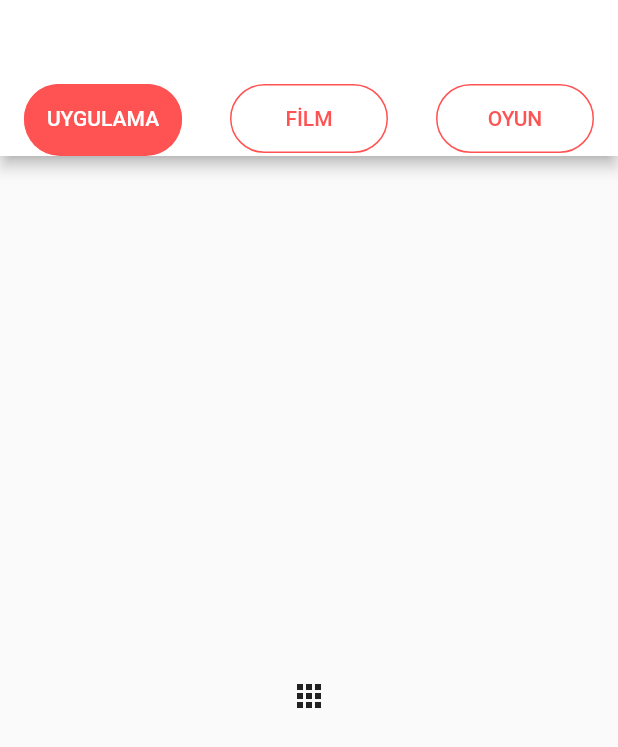
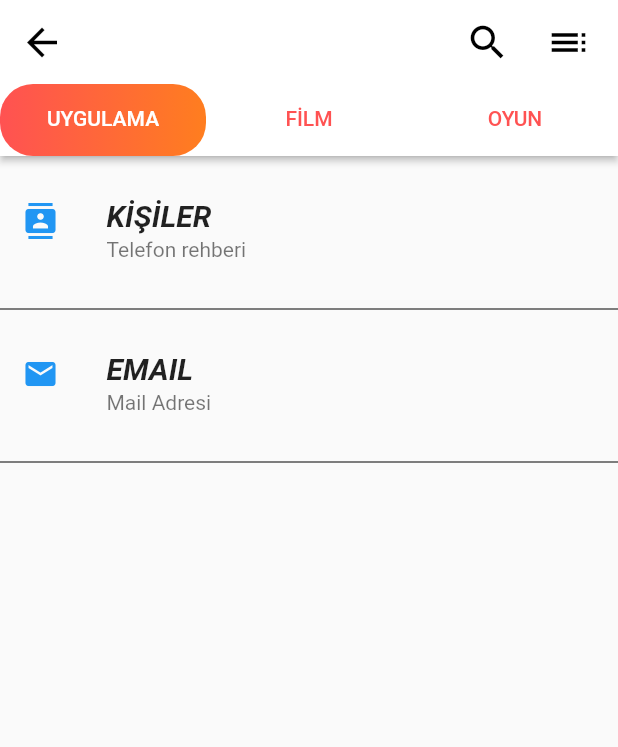
Before and after one commit to hasancaktar/controller_tabs_example, a Flutter app: the screen it shows after launch, on a phone screen of 412 x 824 dp. Shown: the top 747 px of the screen. Run offline on Flutter 3.47's test engine with Material 2 defaults, Android fonts, the phone set to English and light mode, and no system bars.

Commit message:
Bir baç icon eklendi ve bir kaç e

```diff
--- /dev/null
+++ b/lib/getTab3.dart
@@ -0,0 +1,107 @@
+import 'package:flutter/material.dart';
+
+Widget getTab3() {
+  return DefaultTabController(
+    length: 3,
+    child: Scaffold(
+      drawer: Drawer(
+        child: Column(
+          children: <Widget>[
+            ListTile(
+              leading: Icon(Icons.trip_origin),
+              title: Text("data"),
+            )
+          ],
+        ),
+      ),
+      appBar: AppBar(
+        leading: IconButton(
+          onPressed: () {},
+          iconSize: 30,
+          alignment: Alignment.center,
+          icon: Icon(Icons.arrow_back),
+          color: Colors.black,
+        ),
+        elevation: 2,
+        actions: <Widget>[
+          IconButton(
+            icon: Icon(
+              Icons.search,
+              size: 30,
+              color: Colors.black,
+            ),
+            onPressed: () {},
+            padding: EdgeInsets.only(right: 30),
+          ),
+          IconButton(
+            icon: Icon(
+              Icons.toc,
+              size: 30,
+              color: Colors.black,
+            ),
+            onPressed: () {},
+            iconSize: 20,
+            padding: EdgeInsets.only(right: 20),
+          ),
+        ],
+        backgroundColor: Colors.white,
+        bottom: TabBar(
+          unselectedLabelColor: Colors.redAccent,
+          indicatorSize: TabBarIndicatorSize.tab,
+          indicator: BoxDecoration(
+              gradient: LinearGradient(
+                  colors: [Colors.redAccent, Colors.orange],
+                  begin: Alignment.bottomLeft,
+                  end: Alignment(2.2, 1.2)),
+              borderRadius: BorderRadius.circular(22),
+              color: Colors.redAccent),
+          tabs: <Widget>[
+            Tab(
+              child: Align(
+                alignment: Alignment.center,
+                child: Text("UYGULAMA"),
+              ),
+            ),
+            Tab(
+              child: Align(
+                alignment: Alignment.center,
+                child: Text("FİLM"),
+              ),
+            ),
+            Tab(
+              child: Align(
+                alignment: Alignment.center,
+                child: Text("OYUN"),
+              ),
+            ),
+          ],
+        ),
+      ),
+      body: TabBarView(
+        children: <Widget>[
+          Column(
+            children: <Widget>[
+              ListTile(onTap: (){}, contentPadding: EdgeInsets.all(15),
+
+                subtitle: Text("Telefon rehberi"),
+                leading: Icon(Icons.contacts,color: Colors.blue,),
+                title: Text("KİŞİLER",style: TextStyle(fontSize: 20,fontStyle: FontStyle.italic, fontWeight: FontWeight.w600),),
+              ),
+              Divider(height: 0, color: Colors.black,),
+              ListTile(onTap: (){}, contentPadding: EdgeInsets.all(15),
+
+                subtitle: Text("Mail Adresi"),
+                leading: Icon(Icons.mail,color: Colors.blue,),
+                title: Text("EMAIL",style: TextStyle(fontSize: 20,fontStyle: FontStyle.italic, fontWeight: FontWeight.w600),),
+              ),
+              Divider(height: 0,color: Colors.black,),
+            ],
+
+          ),
+          Icon(Icons.games),
+          Icon(Icons.games),
+        ],
+      ),
+    ),
+  );
+}
--- a/lib/main.dart
+++ b/lib/main.dart
@@ -1,220 +1,23 @@
-import 'dart:math';
-
 import 'package:flutter/material.dart';
+import 'package:tabs_example/getTab1.dart';
+import 'package:tabs_example/getTab2.dart';
+import 'package:tabs_example/getTab3.dart';
+import 'package:tabs_example/getTab4.dart';
+import 'package:tabs_example/ek.dart';
 
 void main() => runApp(MyApp());
 
 class MyApp extends StatelessWidget {
+
   @override
   Widget build(BuildContext context) {
     return MaterialApp(
+      debugShowCheckedModeBanner: false,
         title: 'Flutter Demo',
         theme: ThemeData(
           primarySwatch: Colors.blue,
         ),
-       //Home'a widgetları ekleyerek çağırabiliriz
-        home: getTab1());
-
-
-
-
+        //Home'a widgetları ekleyerek çağırabiliriz
+        home: getTab3());
   }
 }
-
-Widget getTab1() {
-    return DefaultTabController(
-      length: 3,
-      child: Scaffold(
-        appBar: AppBar(
-          backgroundColor: Colors.white,
-          bottom: TabBar(
-            unselectedLabelColor: Colors.redAccent,
-            indicatorSize: TabBarIndicatorSize.label,
-            indicator: BoxDecoration(
-                borderRadius: BorderRadius.circular(35),
-                color: Colors.redAccent),
-            tabs: <Widget>[
-              Tab(
-                child: Container(
-                  decoration: BoxDecoration(
-                      borderRadius: BorderRadius.circular(50),
-                      border: Border.all(color: Colors.redAccent, width: 1)),
-                  child: Align(
-                    alignment: Alignment.center,
-                    child: Text("UYGULAMA"),
-                  ),
-                ),
-              ),
-              Tab(
-                child: Container(
-                  decoration: BoxDecoration(
-                      borderRadius: BorderRadius.circular(50),
-                      border: Border.all(color: Colors.redAccent, width: 1)),
-                  child: Align(
-                    alignment: Alignment.center,
-                    child: Text("FİLM"),
-                  ),
-                ),
-              ),
-              Tab(
-                child: Container(
-                  decoration: BoxDecoration(
-                      borderRadius: BorderRadius.circular(50),
-                      border: Border.all(color: Colors.redAccent, width: 1)),
-                  child: Align(
-                    alignment: Alignment.center,
-                    child: Text("OYUN"),
-                  ),
-                ),
-              )
-            ],
-          ),
-        ),
-        body: TabBarView(
-          children: <Widget>[
-            Icon(Icons.apps),
-            Icon(Icons.movie),
-            Icon(Icons.games),
-          ],
-        ),
-      ),
-    );
-  }
-Widget getTab2() {
-  return DefaultTabController(
-    length: 3,
-    child: Scaffold(
-      appBar: AppBar(
-        backgroundColor: Colors.redAccent,
-        bottom: TabBar(
-          labelColor: Colors.redAccent,
-          unselectedLabelColor: Colors.white,
-          indicatorSize: TabBarIndicatorSize.label,
-          indicator: BoxDecoration(
-              borderRadius: BorderRadius.only(
-                  topLeft: Radius.circular(10), topRight: Radius.circular(10)),
-              color: Colors.white),
-          tabs: <Widget>[
-            Tab(
-              child: Align(
-                alignment: Alignment.center,
-                child: Text("UYGULAMA"),
-              ),
-            ),
-            Tab(
-              child: Align(
-                alignment: Alignment.center,
-                child: Text("FİLM"),
-              ),
-            ),
-            Tab(
-              child: Align(
-                alignment: Alignment.center,
-                child: Text("OYUN"),
-              ),
-            )
-          ],
-        ),
-      ),
-      body: TabBarView(
-        children: <Widget>[
-          Icon(Icons.apps),
-          Icon(Icons.movie),
-          Icon(Icons.games),
-        ],
-      ),
-    ),
-  );
-}
-Widget getTab3() {
-  return DefaultTabController(
-    length: 3,
-    child: Scaffold(
-      appBar: AppBar(
-        backgroundColor: Colors.white,
-        bottom: TabBar(
-          unselectedLabelColor: Colors.redAccent,
-          indicatorSize: TabBarIndicatorSize.label,
-          indicator: BoxDecoration(
-              gradient:
-                  LinearGradient(colors: [Colors.redAccent, Colors.orange]),
-              borderRadius: BorderRadius.circular(35),
-              color: Colors.redAccent),
-          tabs: <Widget>[
-            Tab(
-              child: Align(
-                alignment: Alignment.center,
-                child: Text("UYGULAMA"),
-              ),
-            ),
-            Tab(
-              child: Align(
-                alignment: Alignment.center,
-                child: Text("FİLM"),
-              ),
-            ),
-            Tab(
-              child: Align(
-                alignment: Alignment.center,
-                child: Text("OYUN"),
-              ),
-            )
-          ],
-        ),
-      ),
-      body: TabBarView(
-        children: <Widget>[
-          Icon(Icons.apps),
-          Icon(Icons.movie),
-          Icon(Icons.games),
-        ],
-      ),
-    ),
-  );
-}
-Widget getTab4() {
-  return DefaultTabController(
-          length: 3,
-          child: Scaffold(
-            appBar: AppBar(
-              backgroundColor: Colors.white,
-              bottom: TabBar(
-                unselectedLabelColor: Colors.redAccent,
-                indicatorPadding: EdgeInsets.only(left: 30, right: 30),
-                indicator: ShapeDecoration(color: Colors.redAccent,
-                  shape: BeveledRectangleBorder(
-                      borderRadius: BorderRadius.circular(30),
-                      side: BorderSide(color: Colors.redAccent)),
-                ),
-                tabs: <Widget>[
-                  Tab(
-                    child: Align(
-                      alignment: Alignment.center,
-                      child: Text("UYGULAMA"),
-                    ),
-                  ),
-                  Tab(
-                    child: Align(
-                      alignment: Alignment.center,
-                      child: Text("FİLM"),
-                    ),
-                  ),
-                  Tab(
-                    child: Align(
-                      alignment: Alignment.center,
-                      child: Text("OYUN"),
-                    ),
-                  )
-                ],
-              ),
-            ),
-            body: TabBarView(
-              children: <Widget>[
-                Icon(Icons.apps),
-                Icon(Icons.movie),
-                Icon(Icons.games),
-              ],
-            ),
-          ),
-        );
-}
```
Also changed, not shown: lib/getTab1.dart (added, +60 -0 lines), lib/getTab2.dart (added, +47 -0 lines), lib/getTab4.dart (added, +48 -0 lines).
